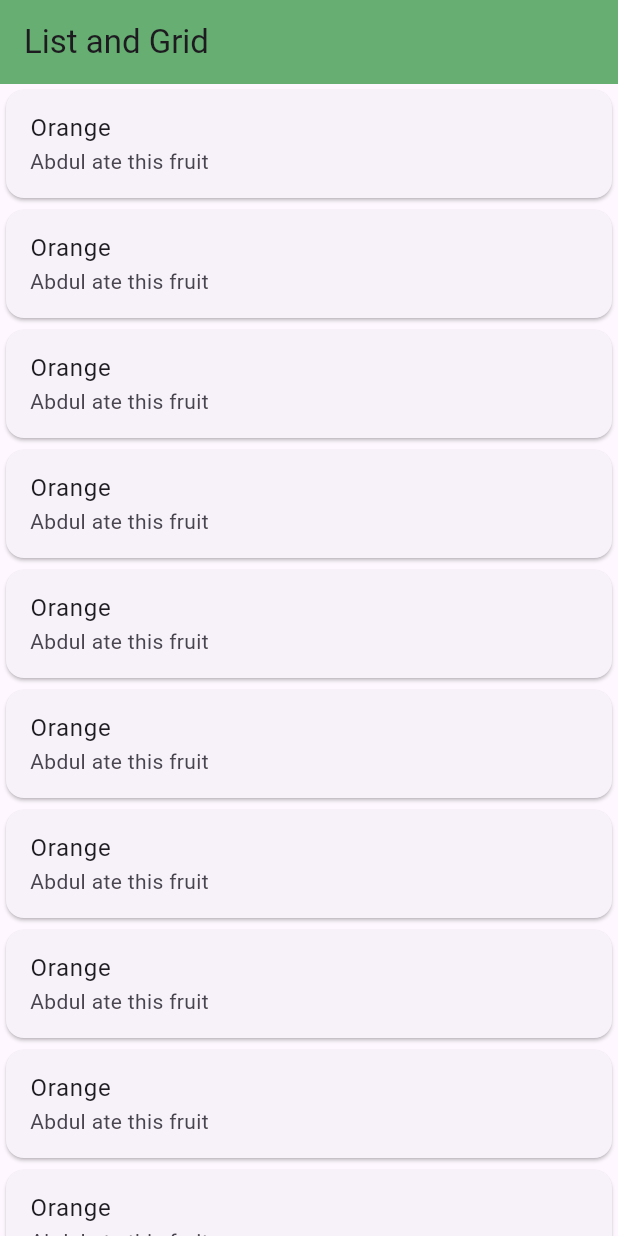
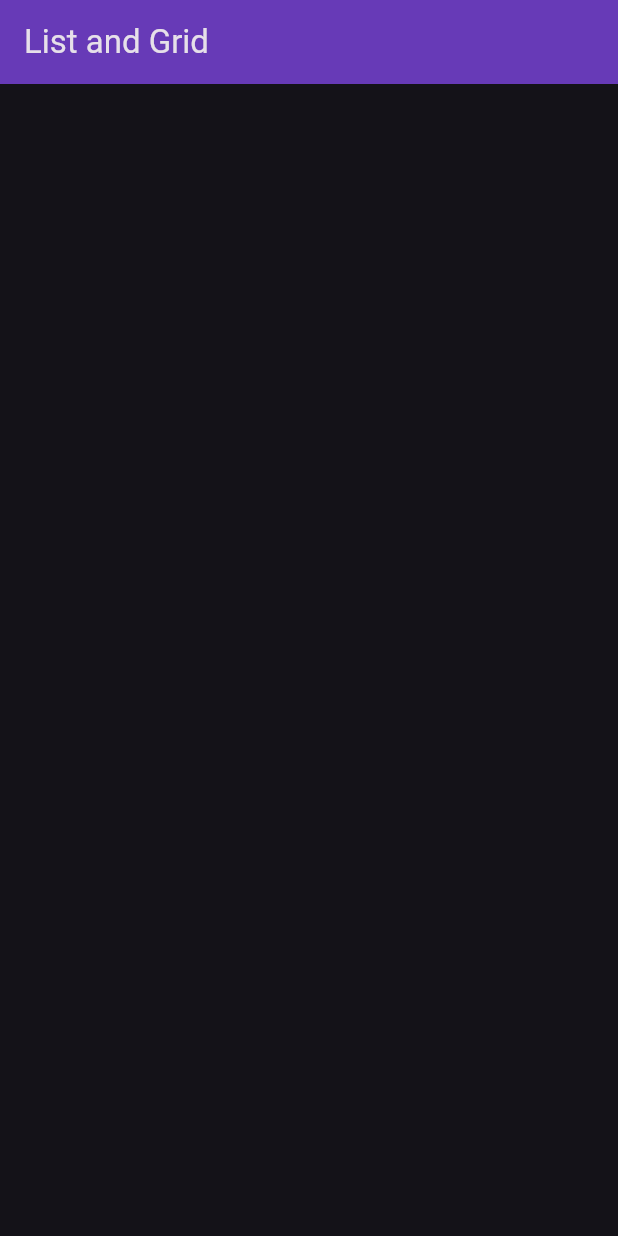
Before and after one commit to fahim-nion/learning_flutter, a Flutter app: the screen it shows after launch, on a phone screen of 412 x 824 dp. Run offline on Flutter 3.47's test engine with Material 3 defaults, Android fonts, the phone set to English and light mode, and no system bars.

Commit message:
learning flutter

```diff
--- a/flutter_application_d1/lib/main.dart
+++ b/flutter_application_d1/lib/main.dart
@@ -15,7 +15,7 @@ class MyApp extends StatelessWidget {
     return MaterialApp(
       debugShowCheckedModeBanner: false,
       theme:ThemeData(
-        brightness: Brightness.light,
+        brightness: Brightness.dark,
         appBarTheme: AppBarTheme(
           backgroundColor: Colors.deepPurple,
         )
--- a/flutter_application_d1/lib/widgets/list_grid.dart
+++ b/flutter_application_d1/lib/widgets/list_grid.dart
@@ -2,19 +2,53 @@ import 'package:flutter/material.dart';
 
 class ListGrid extends StatelessWidget {
   const ListGrid({super.key});
+  final List<String> fruits = const ['Orange','Apfel','Mango','Banana','Jack-fruit'];
+  final Map fruits_person = const {
+    'fruits': ['Orange','Apfel','Mango','Banana','Jack-fruit'],
+    'names' : ['Abdul','Bodi','Fahim','Rahim','Motiur']
+  };
 
   @override
+
   Widget build(BuildContext context) {
     return Scaffold(
       appBar: AppBar(
-        title: Text("List and Grid"),
-        backgroundColor: Colors.green.shade400,
-        elevation: 8,
+        title: const Text("List and Grid"),
       ),
       body: Container(
-        child: ListView(
-          children: [
-            Card(
+        // child: ListView.builder(
+        //   itemCount: fruits.length,
+        //   itemBuilder: (context, index) {
+        //     return Card(
+        //       child: ListTile(
+        //         leading: Icon(Icons.person_2),
+        //         onTap: (){
+        //           print(fruits_person['names'][index]);
+        //         },
+        //         title: Text(fruits_person['fruits'][index]),
+        //         subtitle: Text(fruits_person['names'][index]),
+        //       ),
+        //     );
+        //   },
+        // ),
+
+        child: GridView(gridDelegate: SliverGridDelegateWithFixedCrossAxisCount(
+          crossAxisCount: 2)
+          ),
+      ),
+    );
+  }
+}
+
+
+
+
+
+//but using column will give me an error saying the height is limited where ListView offers a good scrolling effect
+
+//instead of writting hell of a code like this below we use ListBuilder
+// when we exactly dont know the length
+/*Card(
               child: ListTile(
                 title: Text("Orange"),
                 subtitle: Text("Abdul ate this fruit"),
@@ -104,15 +138,6 @@ class ListGrid extends StatelessWidget {
                 subtitle: Text("Abdul ate this fruit"),
               ),
             ),
-          ],
-        ),
-      ),
-    );
-  }
-}
 
 
-
-
-
-//but using column will give me an error saying the height is limited where ListView offers a good scrolling effect
+            */
```
